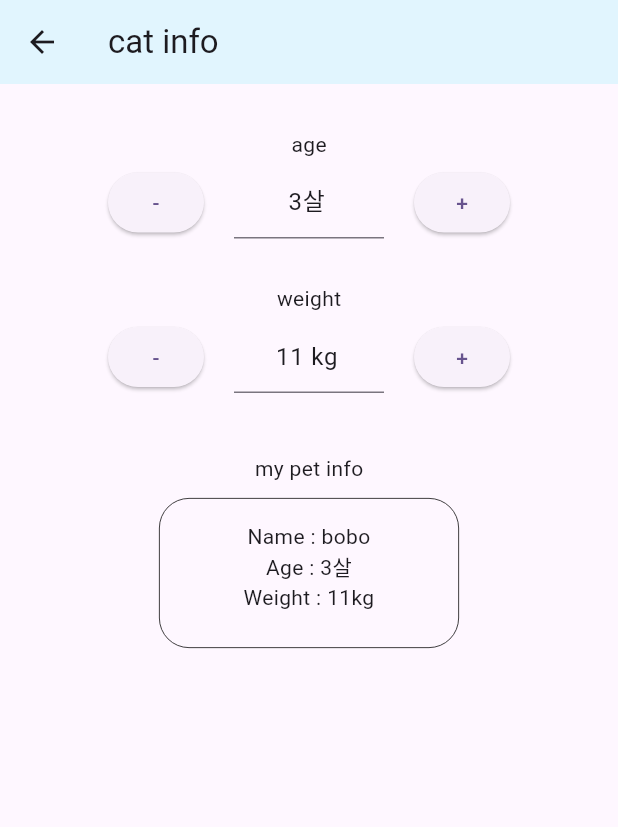
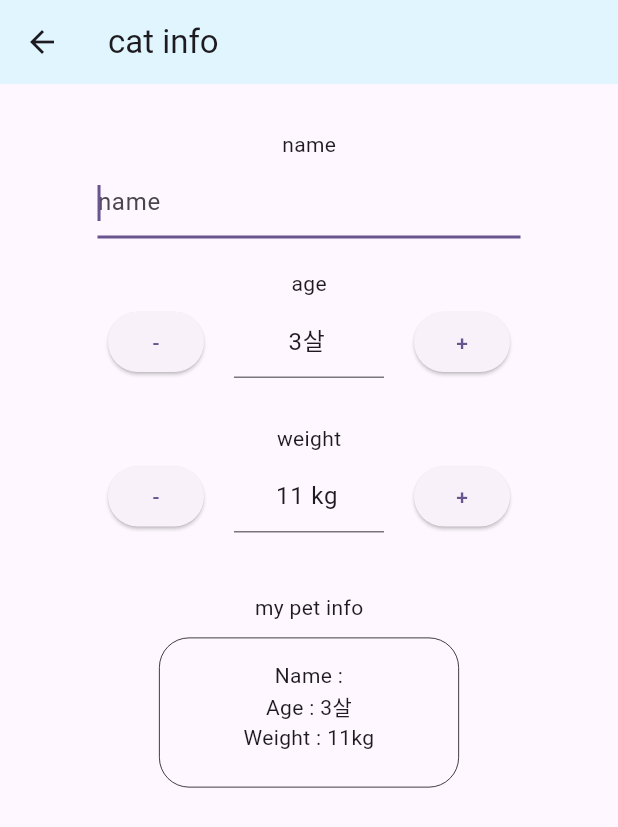
Before and after one commit to woooooooojin/flutter_sample, a Flutter app: the CatInfoScreen screen opened directly, on a phone screen of 412 x 824 dp. Shown: the top 827 px of the screen. Run offline on Flutter 3.47's test engine with Material 3 defaults, Android fonts, the phone set to English and light mode, and no system bars; our stand-ins replace image_picker.

Commit message:
provider name

```diff
--- a/lib/main.dart
+++ b/lib/main.dart
@@ -1,5 +1,4 @@
 import 'package:flutter/material.dart';
-import 'package:flutter_sample/screens/catinfo_screen.dart';
 import 'package:flutter_sample/screens/list_screen.dart';
 import 'package:flutter_sample/screens/provider_smaple.dart';
 import 'package:provider/provider.dart';
--- a/lib/screens/catinfo_screen.dart
+++ b/lib/screens/catinfo_screen.dart
@@ -2,8 +2,18 @@ import 'package:flutter/material.dart';
 import 'package:flutter_sample/screens/provider_smaple.dart';
 import 'package:provider/provider.dart';
 
-class CatInfoScreen extends StatelessWidget {
+class CatInfoScreen extends StatefulWidget {
   const CatInfoScreen({super.key});
+
+  @override
+  State<CatInfoScreen> createState() => _CatInfoScreenState();
+}
+
+class _CatInfoScreenState extends State<CatInfoScreen> {
+  TextEditingController nameController = TextEditingController();
+  void setName(String newName) {
+    nameController.text = newName;
+  }
 
   @override
   Widget build(BuildContext context) {
@@ -12,33 +22,57 @@ class CatInfoScreen extends StatelessWidget {
         title: const Text('cat info'),
         backgroundColor: Colors.lightBlue.shade50,
       ),
-      body: const SingleChildScrollView(
+      body: SingleChildScrollView(
         child: SafeArea(
-          minimum: EdgeInsets.fromLTRB(15, 30, 15, 30),
+          minimum: const EdgeInsets.fromLTRB(15, 30, 15, 30),
           child: Column(
             crossAxisAlignment: CrossAxisAlignment.center,
             children: [
-              Text('age'),
-              SizedBox(
+              const Text('name'),
+              const SizedBox(
                 height: 5,
               ),
-              AgeInput(),
-              SizedBox(
+              Container(
+                padding: const EdgeInsets.symmetric(horizontal: 50),
+                child: TextField(
+                  autocorrect: false,
+                  autofocus: true,
+                  decoration: const InputDecoration(hintText: 'name'),
+                  keyboardType: TextInputType.name,
+                  textInputAction: TextInputAction.next,
+                  controller: nameController,
+                  onChanged: (value) {
+                    setState(() {
+                      setName(value);
+                      context.read<MainProvider>().addName(value);
+                    });
+                  },
+                ),
+              ),
+              const SizedBox(
+                height: 20,
+              ),
+              const Text('age'),
+              const SizedBox(
+                height: 5,
+              ),
+              const AgeInput(),
+              const SizedBox(
                 height: 30,
               ),
-              Text('weight'),
-              SizedBox(
+              const Text('weight'),
+              const SizedBox(
                 height: 5,
               ),
-              WeightInput(),
-              SizedBox(
+              const WeightInput(),
+              const SizedBox(
                 height: 40,
               ),
-              Text('my pet info'),
-              SizedBox(
+              const Text('my pet info'),
+              const SizedBox(
                 height: 10,
               ),
-              PetInfo(),
+              const PetInfo(),
             ],
           ),
         ),
--- a/lib/screens/provider_smaple.dart
+++ b/lib/screens/provider_smaple.dart
@@ -6,12 +6,13 @@ import 'package:flutter_sample/models/pet.dart';
 class MainProvider with ChangeNotifier {
   late Pet _myPet;
   MainProvider() {
-    _myPet = Pet('bobo', Random().nextInt(7) + 1, Random().nextInt(11) + 6);
+    _myPet = Pet("", Random().nextInt(7) + 1, Random().nextInt(11) + 6);
   }
 
   Pet get pet => _myPet;
   int get age => _myPet.age;
   int get weight => _myPet.weight;
+  String get name => _myPet.name;
 
   addAge() {
     _myPet.age += 1;
@@ -33,6 +34,11 @@ class MainProvider with ChangeNotifier {
     _endProcess();
   }
 
+  addName(String newName) {
+    _myPet.name = newName;
+    _endProcess();
+  }
+
   _endProcess() {
     notifyListeners();
   }
```
